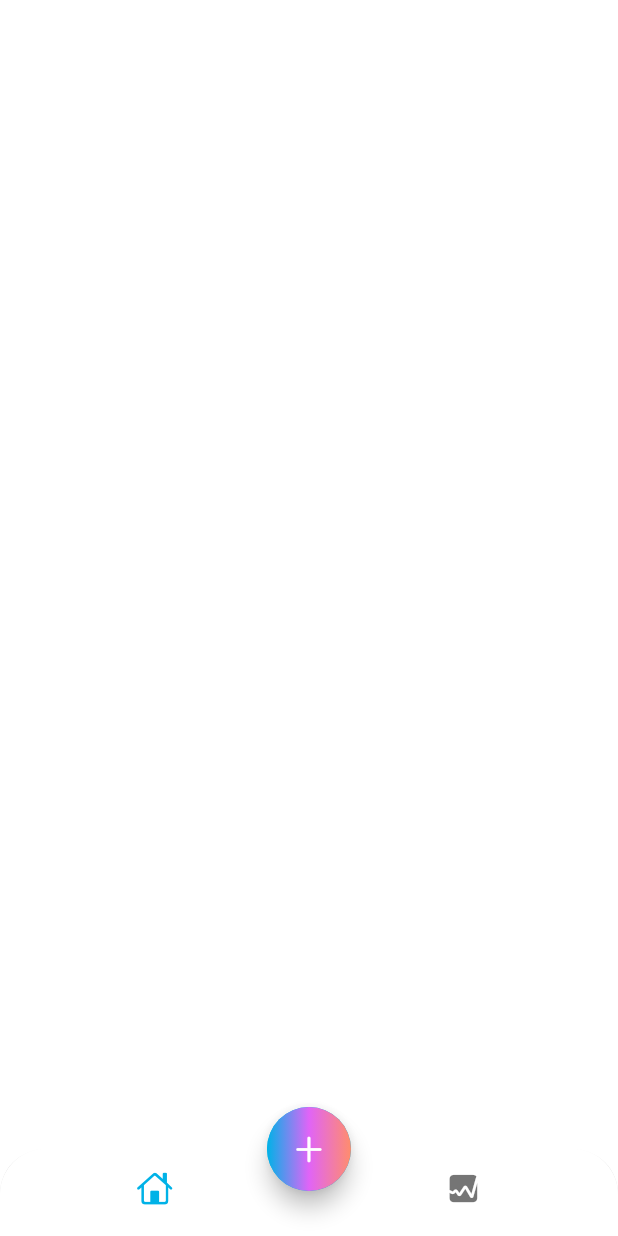
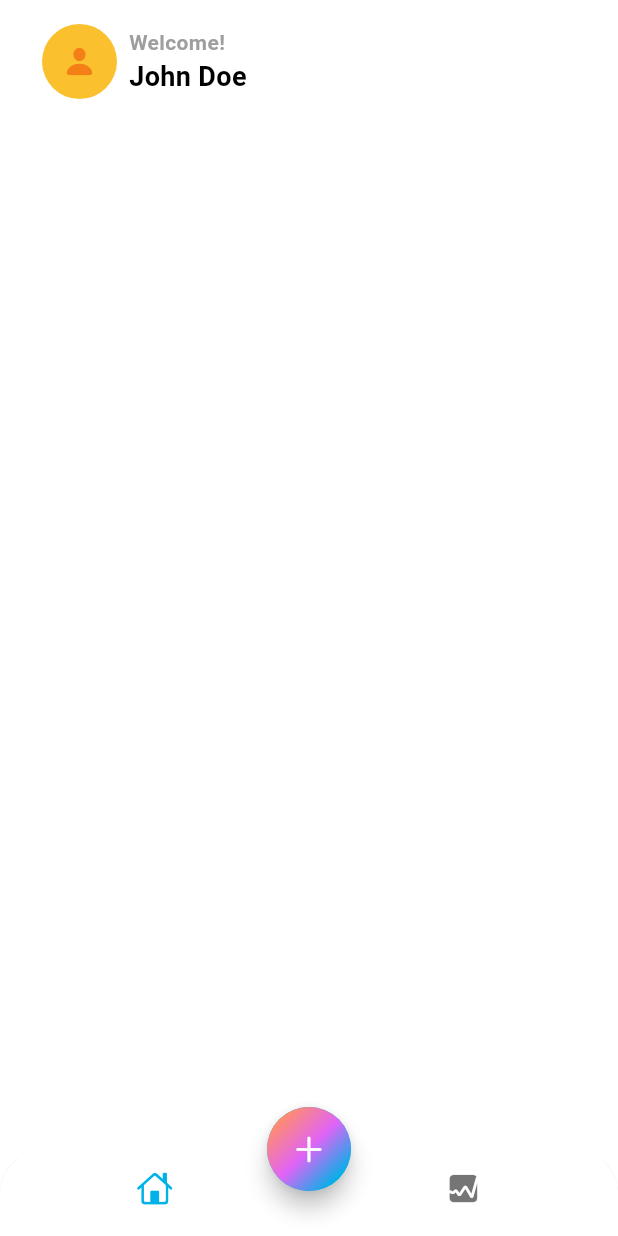
Before and after one commit to emremuratadli/expenses-tracker, a Flutter app: the screen it shows after launch, on a phone screen of 412 x 824 dp. Run offline on Flutter 3.47's test engine with Material 3 defaults, Android fonts, the phone set to English and light mode, and no system bars.

Commit message:
feat: update main screen avatar with icon and improved layout

```diff
--- a/lib/app_view.dart
+++ b/lib/app_view.dart
@@ -16,6 +16,7 @@ class MyAppView extends StatelessWidget {
           primary: const Color(0xFF00B2E7),
           secondary: const Color(0xFFE064F7),
           tertiary: const Color(0xFFFF8D6C),
+          outline: Colors.grey,
         ),
       ),
       home: const HomeScreen(),
--- a/lib/screens/home/views/home_screen.dart
+++ b/lib/screens/home/views/home_screen.dart
@@ -1,3 +1,6 @@
+import 'dart:math';
+
+import 'package:expenses_tracker/screens/home/views/main_screen.dart';
 import 'package:flutter/cupertino.dart';
 import 'package:flutter/material.dart';
 
@@ -7,7 +10,7 @@ class HomeScreen extends StatelessWidget {
   @override
   Widget build(BuildContext context) {
     return Scaffold(
-      appBar: AppBar(),
+      // appBar: AppBar(),
       bottomNavigationBar: ClipRRect(
         borderRadius: BorderRadius.vertical(top: Radius.circular(30)),
         child: BottomNavigationBar(
@@ -38,15 +41,17 @@ class HomeScreen extends StatelessWidget {
             shape: BoxShape.circle,
             gradient: LinearGradient(
               colors: [
+                Theme.of(context).colorScheme.tertiary,
+                Theme.of(context).colorScheme.secondary,
                 Theme.of(context).colorScheme.primary,
-                Theme.of(context).colorScheme.secondary,
-                Theme.of(context).colorScheme.tertiary,
               ],
+              transform: const GradientRotation(pi / 4),
             ),
           ),
           child: const Icon(CupertinoIcons.add),
         ),
       ),
+      body: const MainScreen(),
     );
   }
 }
--- /dev/null
+++ b/lib/screens/home/views/main_screen.dart
@@ -0,0 +1,59 @@
+import 'package:flutter/cupertino.dart';
+import 'package:flutter/material.dart';
+
+class MainScreen extends StatelessWidget {
+  const MainScreen({super.key});
+
+  @override
+  Widget build(BuildContext context) {
+    return SafeArea(
+      child: Padding(
+        padding: const EdgeInsets.symmetric(horizontal: 28.0, vertical: 16.0),
+        child: Column(
+          children: [
+            Row(
+              children: [
+                Stack(
+                  alignment: Alignment.center,
+                  children: [
+                    Container(
+                      width: 50,
+                      height: 50,
+                      decoration: BoxDecoration(
+                        shape: BoxShape.circle,
+                        color: Colors.yellow[700],
+                      ),
+                    ),
+                    Icon(CupertinoIcons.person_fill, color: Colors.yellow[900]),
+                  ],
+                ),
+                const SizedBox(width: 8),
+                Column(
+                  crossAxisAlignment: CrossAxisAlignment.start,
+                  children: [
+                    Text(
+                      "Welcome!",
+                      style: TextStyle(
+                        fontSize: 14,
+                        fontWeight: FontWeight.w600,
+                        color: Theme.of(context).colorScheme.outline,
+                      ),
+                    ),
+                    Text(
+                      "John Doe",
+                      style: TextStyle(
+                        fontSize: 18,
+                        fontWeight: FontWeight.bold,
+                        color: Theme.of(context).colorScheme.onBackground,
+                      ),
+                    ),
+                  ],
+                ),
+              ],
+            ),
+          ],
+        ),
+      ),
+    );
+  }
+}
```
